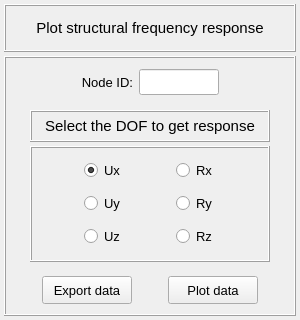
open-pulse/OpenPulse, file pulse/interface/data/ui_files/plots/results/structural/get_nodal_results_for_harmonic_analysis.ui: the form before one commit.
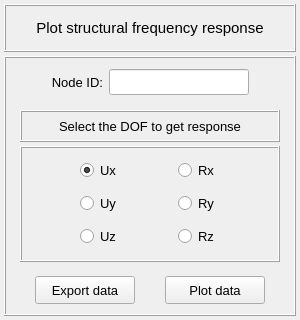
The form after the commit.

```diff
--- a/pulse/interface/data/ui_files/plots/results/structural/get_nodal_results_for_harmonic_analysis.ui
+++ b/pulse/interface/data/ui_files/plots/results/structural/get_nodal_results_for_harmonic_analysis.ui
@@ -190,13 +190,13 @@
           <widget class="QLineEdit" name="lineEdit_node_id">
            <property name="minimumSize">
             <size>
-             <width>80</width>
+             <width>140</width>
              <height>26</height>
             </size>
            </property>
            <property name="maximumSize">
             <size>
-             <width>80</width>
+             <width>140</width>
              <height>26</height>
             </size>
            </property>
@@ -345,13 +345,13 @@
           <widget class="QPushButton" name="pushButton_plot_data">
            <property name="minimumSize">
             <size>
-             <width>90</width>
+             <width>100</width>
              <height>28</height>
             </size>
            </property>
            <property name="maximumSize">
             <size>
-             <width>90</width>
+             <width>100</width>
              <height>28</height>
             </size>
            </property>
@@ -376,13 +376,13 @@
           <widget class="QPushButton" name="pushButton_export_data">
            <property name="minimumSize">
             <size>
-             <width>90</width>
+             <width>100</width>
              <height>28</height>
             </size>
            </property>
            <property name="maximumSize">
             <size>
-             <width>90</width>
+             <width>100</width>
              <height>28</height>
             </size>
            </property>
@@ -468,7 +468,7 @@
            </property>
            <property name="maximumSize">
             <size>
-             <width>240</width>
+             <width>260</width>
              <height>32</height>
             </size>
            </property>
@@ -520,7 +520,7 @@
               <property name="font">
                <font>
                 <family>MS Shell Dlg 2</family>
-                <pointsize>11</pointsize>
+                <pointsize>10</pointsize>
                 <weight>50</weight>
                 <italic>false</italic>
                 <bold>false</bold>
@@ -565,7 +565,7 @@
            </property>
            <property name="maximumSize">
             <size>
-             <width>240</width>
+             <width>260</width>
              <height>136</height>
             </size>
            </property>
```
